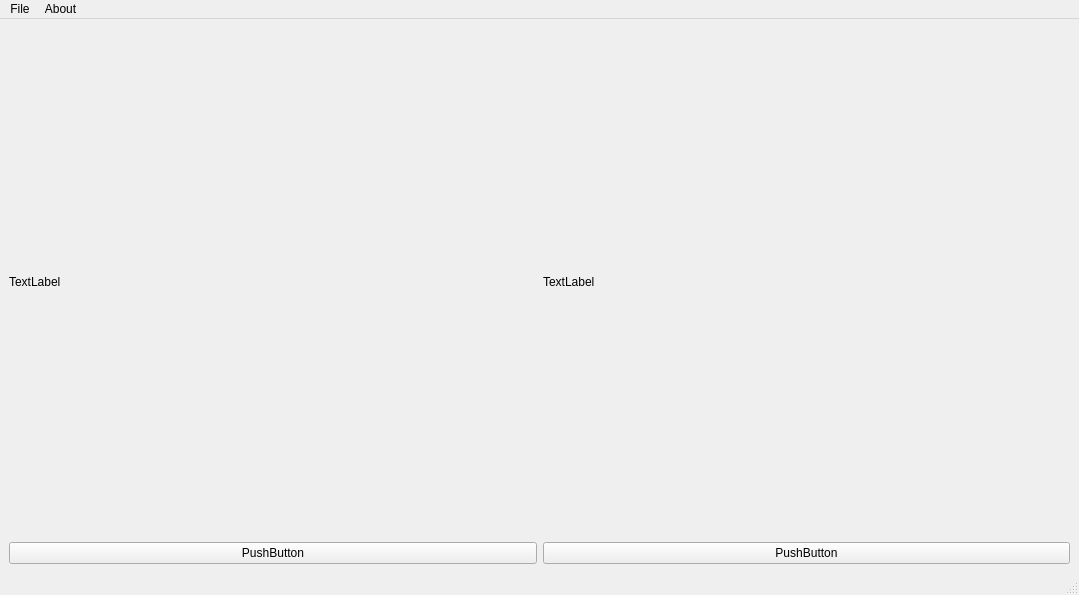
plagentile/Market_Game, file MarketGame/mainwindow.ui: the form before one commit.
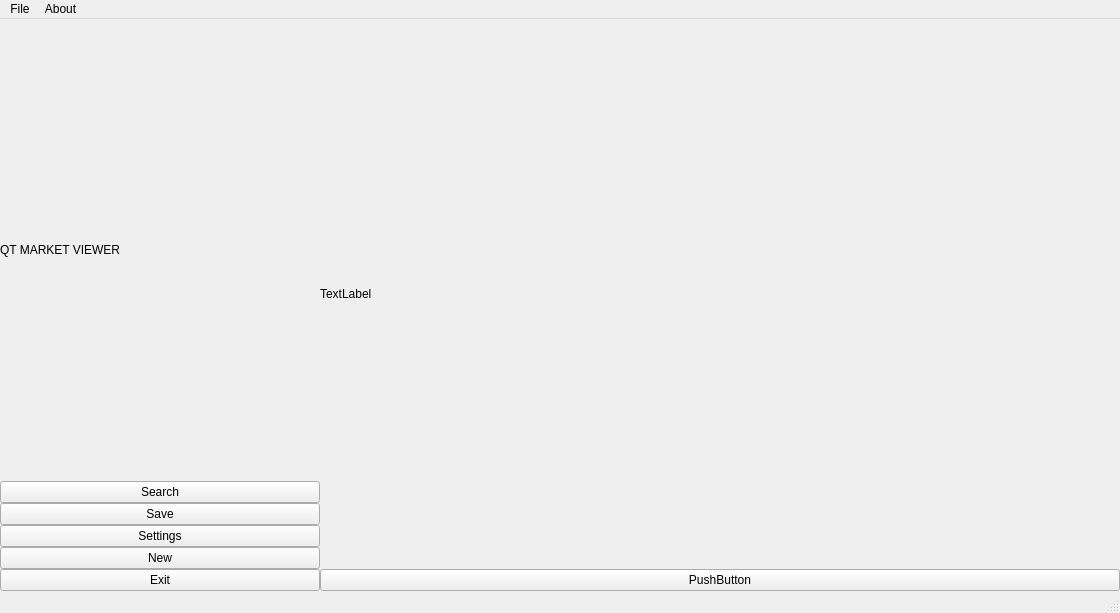
The form after the commit.

```diff
--- a/MarketGame/mainwindow.ui
+++ b/MarketGame/mainwindow.ui
@@ -6,8 +6,8 @@
    <rect>
     <x>0</x>
     <y>0</y>
-    <width>1079</width>
-    <height>595</height>
+    <width>1120</width>
+    <height>613</height>
    </rect>
   </property>
   <property name="windowTitle">
@@ -17,20 +17,69 @@
    <string notr="true"/>
   </property>
   <widget class="QWidget" name="centralwidget">
-   <layout class="QHBoxLayout" name="horizontalLayout">
+   <layout class="QHBoxLayout" name="coreHorizontalLayout">
+    <property name="spacing">
+     <number>0</number>
+    </property>
+    <property name="leftMargin">
+     <number>0</number>
+    </property>
+    <property name="topMargin">
+     <number>0</number>
+    </property>
+    <property name="rightMargin">
+     <number>0</number>
+    </property>
+    <property name="bottomMargin">
+     <number>0</number>
+    </property>
     <item>
      <layout class="QVBoxLayout" name="coreLeftVerticalLayout">
+      <property name="spacing">
+       <number>0</number>
+      </property>
+      <property name="sizeConstraint">
+       <enum>QLayout::SetDefaultConstraint</enum>
+      </property>
       <item>
        <widget class="QLabel" name="label">
         <property name="text">
-         <string>TextLabel</string>
+         <string>QT MARKET VIEWER</string>
         </property>
        </widget>
       </item>
       <item>
        <widget class="QPushButton" name="pushButton">
         <property name="text">
-         <string>PushButton</string>
+         <string>Search</string>
+        </property>
+       </widget>
+      </item>
+      <item>
+       <widget class="QPushButton" name="saveButton">
+        <property name="text">
+         <string>Save</string>
+        </property>
+       </widget>
+      </item>
+      <item>
+       <widget class="QPushButton" name="settingsButton">
+        <property name="text">
+         <string>Settings</string>
+        </property>
+       </widget>
+      </item>
+      <item>
+       <widget class="QPushButton" name="newButton">
+        <property name="text">
+         <string>New</string>
+        </property>
+       </widget>
+      </item>
+      <item>
+       <widget class="QPushButton" name="exitButton">
+        <property name="text">
+         <string>Exit</string>
         </property>
        </widget>
       </item>
@@ -38,6 +87,22 @@
     </item>
     <item>
      <layout class="QVBoxLayout" name="coreRightVerticalLayout">
+      <item>
+       <spacer name="rightBiasSpacer">
+        <property name="orientation">
+         <enum>Qt::Horizontal</enum>
+        </property>
+        <property name="sizeType">
+         <enum>QSizePolicy::Fixed</enum>
+        </property>
+        <property name="sizeHint" stdset="0">
+         <size>
+          <width>800</width>
+          <height>0</height>
+         </size>
+        </property>
+       </spacer>
+      </item>
       <item>
        <widget class="QLabel" name="label_2">
         <property name="text">
@@ -62,7 +127,7 @@
     <rect>
      <x>0</x>
      <y>0</y>
-     <width>1079</width>
+     <width>1120</width>
      <height>26</height>
     </rect>
    </property>
```
Left out of the diff: 27 changed lines with no effect on the pictures.
